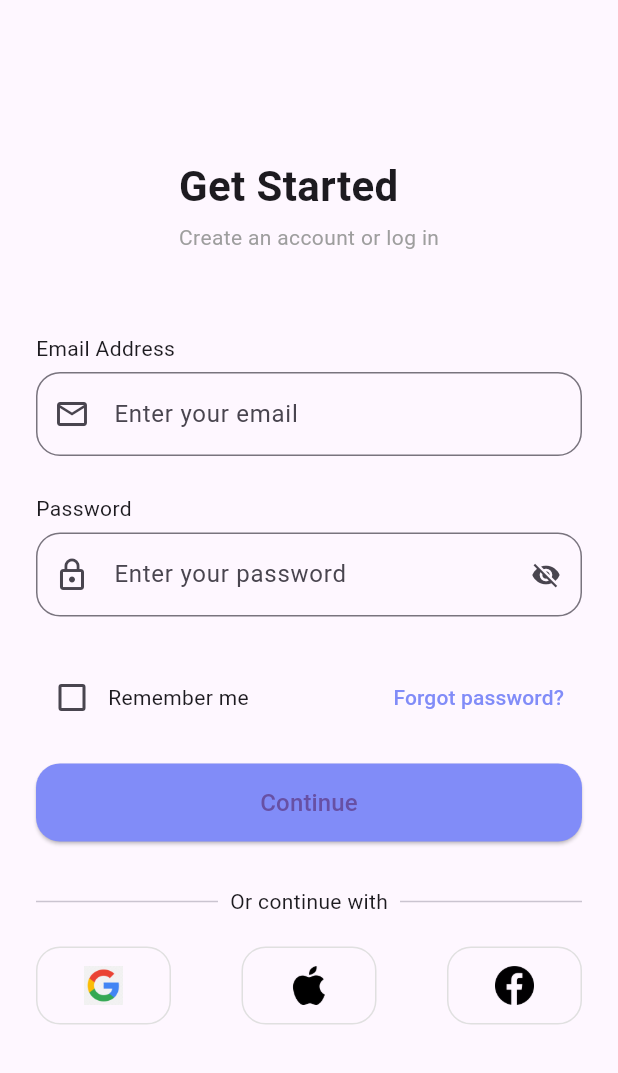
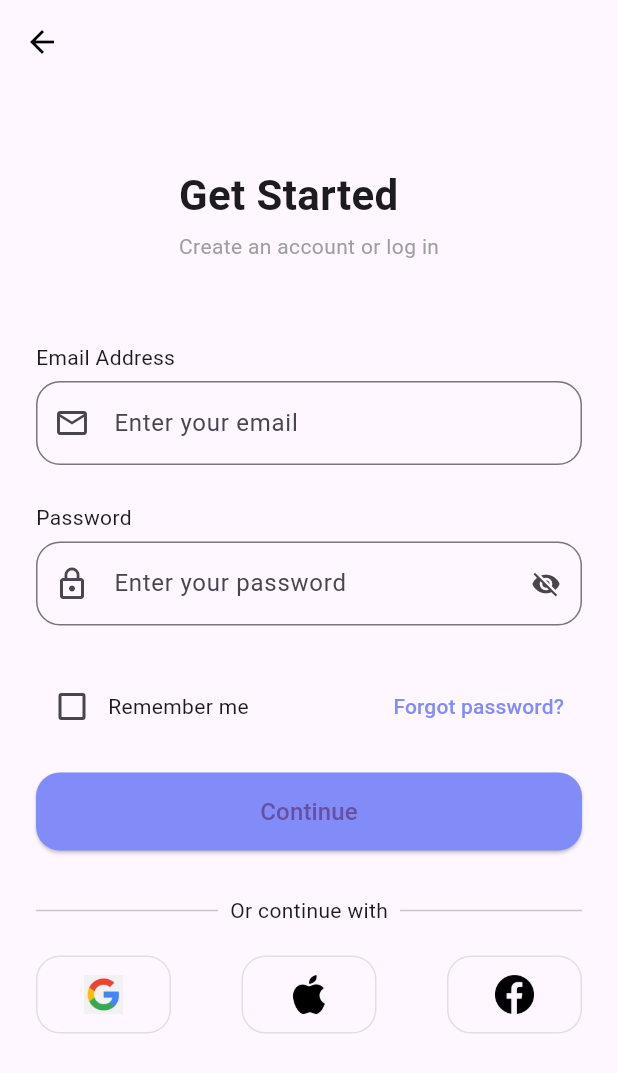
Before and after one commit to S-Dulanjana/ServiceLink, a Flutter app: the LoginPage screen opened directly, on a phone screen of 412 x 824 dp. Shown: the top 1073 px of the screen. Run offline on Flutter 3.47's test engine with Material 3 defaults, Android fonts, the light colour scheme and no system bars.

Commit message:
add some pages 2

```diff
--- a/lib/main.dart
+++ b/lib/main.dart
@@ -1,6 +1,5 @@
 import 'package:flutter/material.dart';
-import 'package:srevice_link/pages/home_screen.dart';
-import 'package:srevice_link/pages/login_page.dart';
+
 import 'package:srevice_link/pages/start_page.dart';
 
 void main() {
@@ -15,7 +14,7 @@ class MyApp extends StatelessWidget {
     return MaterialApp(
       debugShowCheckedModeBanner: false,
       title: "My APP",
-      home: HomePage(),
+      home: StartPage(),
     );
   }
 }
--- a/lib/pages/login_page.dart
+++ b/lib/pages/login_page.dart
@@ -1,4 +1,5 @@
 import 'package:flutter/material.dart';
+import 'package:srevice_link/pages/home_screen.dart';
 
 class LoginPage extends StatefulWidget {
   const LoginPage({super.key});
@@ -19,6 +20,21 @@ class _LoginPageState extends State<LoginPage> {
     bool dark = Theme.of(context).brightness == Brightness.dark;
 
     return Scaffold(
+      // ✅ BACK ARROW ADDED HERE
+      appBar: AppBar(
+        backgroundColor: Colors.transparent,
+        elevation: 0,
+        leading: IconButton(
+          icon: Icon(
+            Icons.arrow_back,
+            color: dark ? Colors.white : Colors.black,
+          ),
+          onPressed: () {
+            Navigator.pop(context);
+          },
+        ),
+      ),
+
       body: SafeArea(
         child: Column(
           children: [
@@ -28,7 +44,7 @@ class _LoginPageState extends State<LoginPage> {
               child: Column(
                 crossAxisAlignment: CrossAxisAlignment.start,
                 children: const [
-                  SizedBox(height: 80),
+                  SizedBox(height: 30),
                   Text(
                     "Get Started",
                     style: TextStyle(fontSize: 28, fontWeight: FontWeight.bold),
@@ -41,7 +57,9 @@ class _LoginPageState extends State<LoginPage> {
                 ],
               ),
             ),
-            SizedBox(height: 20),
+
+            const SizedBox(height: 20),
+
             // FORM
             Expanded(
               child: SingleChildScrollView(
@@ -72,16 +90,14 @@ class _LoginPageState extends State<LoginPage> {
                           size: 20,
                         ),
                         onPressed: () {
-                          setState(() {
-                            obscureText = !obscureText;
-                          });
+                          setState(() => obscureText = !obscureText);
                         },
                       ),
                     ),
 
                     const SizedBox(height: 30),
 
-                    // REMEMBER ME + FORGOT
+                    // REMEMBER + FORGOT
                     Row(
                       mainAxisAlignment: MainAxisAlignment.spaceBetween,
                       children: [
@@ -115,6 +131,10 @@ class _LoginPageState extends State<LoginPage> {
                       height: 52,
                       child: ElevatedButton(
                         onPressed: () {
+                          Navigator.push(
+                            context,
+                            MaterialPageRoute(builder: (context) => HomePage()),
+                          );
                           // TODO: Handle Login
                         },
                         style: ElevatedButton.styleFrom(
@@ -133,8 +153,8 @@ class _LoginPageState extends State<LoginPage> {
                     const SizedBox(height: 30),
 
                     // DIVIDER
-                    Row(
-                      children: const [
+                    const Row(
+                      children: [
                         Expanded(child: Divider()),
                         Padding(
                           padding: EdgeInsets.symmetric(horizontal: 8),
@@ -146,7 +166,7 @@ class _LoginPageState extends State<LoginPage> {
 
                     const SizedBox(height: 20),
 
-                    // SOCIAL BUTTONS
+                    // SOCIAL LOGIN BUTTONS
                     Row(
                       mainAxisAlignment: MainAxisAlignment.spaceBetween,
                       children: [
@@ -159,15 +179,13 @@ class _LoginPageState extends State<LoginPage> {
                 ),
               ),
             ),
-
-            // FOOTER BAR
           ],
         ),
       ),
     );
   }
 
-  // INPUT FIELD WIDGET
+  // ================= INPUT FIELD ================= //
   Widget buildInputField({
     required TextEditingController controller,
     required String label,
@@ -195,7 +213,7 @@ class _LoginPageState extends State<LoginPage> {
     );
   }
 
-  // SOCIAL LOGIN BUTTON
+  // ================= SOCIAL BUTTON ================= //
   Widget socialButton(String asset) {
     return InkWell(
       onTap: () {},
```
Also changed, not shown: lib/pages/start_page.dart (+10 -1 lines).
